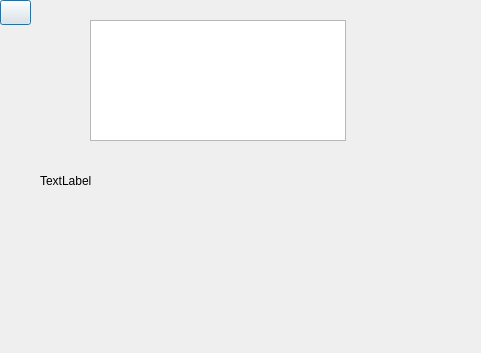
This is UI/smrr_ui/src/ui/optionswindow.ui in ENTC-FYP-19-G08/ismrr as Qt 5 draws it before an edit. The edited form follows.
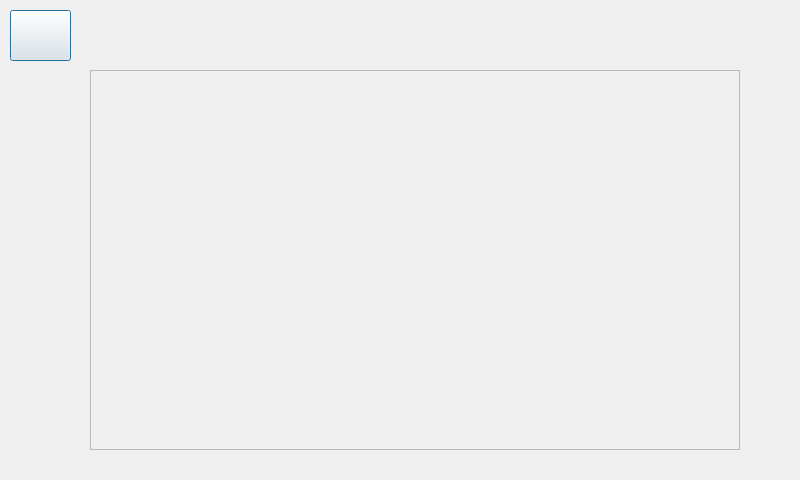
This is the edited form. Icons and pictures are not drawn.

Commit message: implement connection with second window

Patch:
```diff
--- a/UI/smrr_ui/src/ui/optionswindow.ui
+++ b/UI/smrr_ui/src/ui/optionswindow.ui
@@ -6,8 +6,8 @@
    <rect>
     <x>0</x>
     <y>0</y>
-    <width>481</width>
-    <height>353</height>
+    <width>800</width>
+    <height>480</height>
    </rect>
   </property>
   <property name="windowTitle">
@@ -19,10 +19,10 @@
   <widget class="QPushButton" name="btnBack">
    <property name="geometry">
     <rect>
-     <x>0</x>
-     <y>0</y>
-     <width>31</width>
-     <height>25</height>
+     <x>10</x>
+     <y>10</y>
+     <width>61</width>
+     <height>51</height>
     </rect>
    </property>
    <property name="autoFillBackground">
@@ -44,27 +44,44 @@
     <bool>false</bool>
    </property>
   </widget>
-  <widget class="QListWidget" name="lstOptions">
+  <widget class="QScrollArea" name="scrollArea">
    <property name="geometry">
     <rect>
      <x>90</x>
-     <y>20</y>
-     <width>256</width>
-     <height>121</height>
+     <y>70</y>
+     <width>650</width>
+     <height>380</height>
     </rect>
    </property>
+   <property name="widgetResizable">
+    <bool>true</bool>
+   </property>
+   <widget class="QWidget" name="scrollWidget">
+    <property name="geometry">
+     <rect>
+      <x>0</x>
+      <y>0</y>
+      <width>648</width>
+      <height>378</height>
+     </rect>
+    </property>
+    <layout class="QVBoxLayout" name="scrollLayout"/>
+   </widget>
   </widget>
   <widget class="QLabel" name="label">
    <property name="geometry">
     <rect>
-     <x>40</x>
-     <y>170</y>
-     <width>401</width>
-     <height>21</height>
+     <x>220</x>
+     <y>20</y>
+     <width>411</width>
+     <height>31</height>
     </rect>
    </property>
    <property name="text">
-    <string>TextLabel</string>
+    <string/>
+   </property>
+   <property name="alignment">
+    <set>Qt::AlignCenter</set>
    </property>
   </widget>
  </widget>
```
The commit also changes 4 other files.
